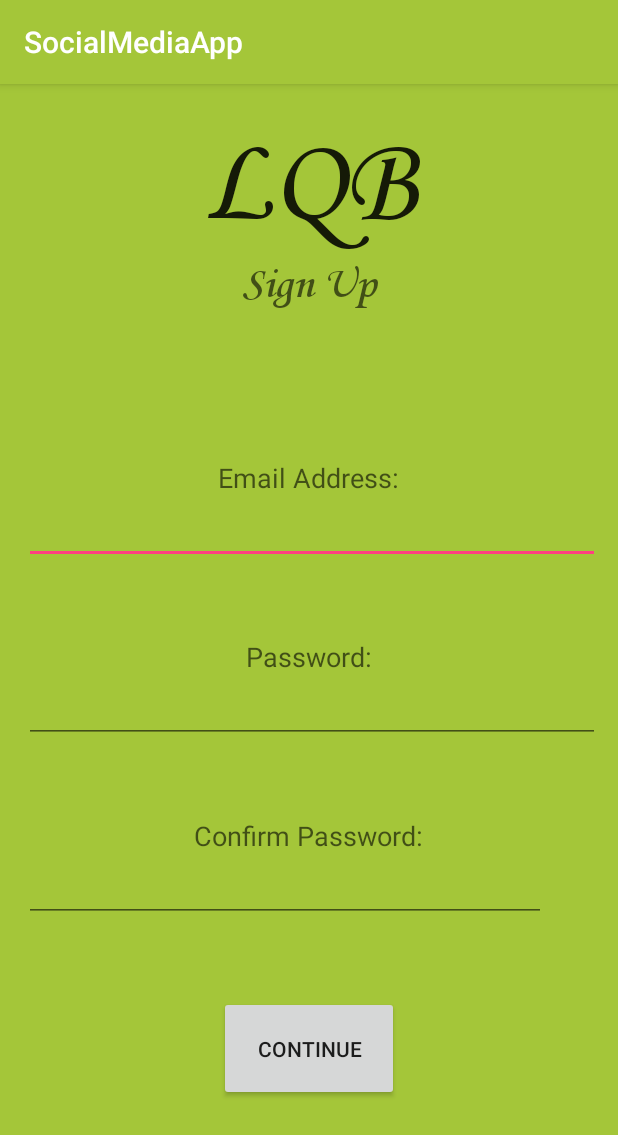
After one commit to francybohan123/FYPSmokingApplication, an Android app: the signUpPage screen opened directly, with no data from a screen before it, on a phone screen of 412 x 824 dp. The commit adds this screen. Shown: the top 1135 px of the screen. Run offline under Robolectric (Android 15) with nearby library versions, the phone set to English and light mode, and no system bars.

Commit message:
Sign Up and Log In Pages
sign up and login GUI complete

```diff
--- a/SocialMediaApp/app/src/main/AndroidManifest.xml
+++ b/SocialMediaApp/app/src/main/AndroidManifest.xml
@@ -15,6 +15,10 @@
                 <category android:name="android.intent.category.LAUNCHER" />
             </intent-filter>
         </activity>
+        <activity android:name=".loginPage" >
+        </activity>
+        <activity android:name=".signUpPage" >
+        </activity>
     </application>
 
 </manifest>
--- /dev/null
+++ b/SocialMediaApp/app/src/main/java/com/example/francisbohan/socialmediaapp/signUpPage.java
@@ -0,0 +1,21 @@
+package com.example.francisbohan.socialmediaapp;
+
+import android.graphics.Typeface;
+import android.support.v7.app.AppCompatActivity;
+import android.os.Bundle;
+import android.widget.TextView;
+
+public class signUpPage extends AppCompatActivity {
+    TextView textMediumSignUp, textLargeLogoLQB;
+    Typeface value;
+    @Override
+    protected void onCreate(Bundle savedInstanceState) {
+        super.onCreate(savedInstanceState);
+        setContentView(R.layout.activity_sign_up_page);
+        textMediumSignUp = (TextView) findViewById(R.id.textMediumSignUp);
+        textLargeLogoLQB = (TextView) findViewById(R.id.textLargeLogoLQB);
+        value = Typeface.createFromAsset(getAssets(),"fonts/MTCORSVA.ttf");
+        textMediumSignUp.setTypeface(value);
+        textLargeLogoLQB.setTypeface(value);
+    }
+}
--- /dev/null
+++ b/SocialMediaApp/app/src/main/res/layout/activity_sign_up_page.xml
@@ -0,0 +1,155 @@
+<?xml version="1.0" encoding="utf-8"?>
+<ScrollView xmlns:android="http://schemas.android.com/apk/res/android"
+    xmlns:tools="http://schemas.android.com/tools" android:layout_width="match_parent"
+    android:layout_height="match_parent" android:paddingLeft="@dimen/activity_horizontal_margin"
+    android:paddingRight="@dimen/activity_horizontal_margin"
+    android:paddingTop="@dimen/activity_vertical_margin"
+    android:paddingBottom="@dimen/activity_vertical_margin"
+    tools:context="com.example.francisbohan.socialmediaapp.signUpPage">
+
+    <LinearLayout
+        android:orientation="vertical"
+        android:layout_width="match_parent"
+        android:layout_height="match_parent">
+
+        <TextView
+            android:layout_width="wrap_content"
+            android:layout_height="wrap_content"
+            android:textAppearance="?android:attr/textAppearanceLarge"
+            android:text=" LQB "
+            android:textSize="80dp"
+            android:id="@+id/textLargeLogoLQB"
+            android:layout_gravity="center_horizontal" />
+
+        <TextView
+            android:layout_width="wrap_content"
+            android:layout_height="wrap_content"
+            android:textAppearance="?android:attr/textAppearanceMedium"
+            android:text=" Sign Up "
+            android:textSize="30sp"
+            android:id="@+id/textMediumSignUp"
+            android:layout_gravity="center_horizontal" />
+
+        <TextView
+            android:layout_width="wrap_content"
+            android:layout_height="wrap_content"
+            android:textAppearance="?android:attr/textAppearanceMedium"
+            android:id="@+id/textView15"
+            android:layout_gravity="center_horizontal" />
+
+        <TextView
+            android:layout_width="wrap_content"
+            android:layout_height="wrap_content"
+            android:textAppearance="?android:attr/textAppearanceMedium"
+            android:id="@+id/textView12"
+            android:layout_gravity="center_horizontal" />
+
+        <TextView
+            android:layout_width="wrap_content"
+            android:layout_height="wrap_content"
+            android:textAppearance="?android:attr/textAppearanceMedium"
+            android:id="@+id/textView11"
+            android:layout_gravity="center_horizontal" />
+
+        <TextView
+            android:layout_width="wrap_content"
+            android:layout_height="wrap_content"
+            android:textAppearance="?android:attr/textAppearanceMedium"
+            android:id="@+id/textView5"
+            android:layout_gravity="center_horizontal" />
+
+        <TextView
+            android:layout_width="wrap_content"
+            android:layout_height="wrap_content"
+            android:textAppearance="?android:attr/textAppearanceMedium"
+            android:text="Email Address:"
+            android:id="@+id/textView6"
+            android:layout_gravity="center_horizontal" />
+
+        <EditText
+            android:layout_width="408dp"
+            android:layout_height="wrap_content"
+            android:inputType="textEmailAddress"
+            android:ems="10"
+            android:id="@+id/editText3" />
+
+        <TextView
+            android:layout_width="wrap_content"
+            android:layout_height="wrap_content"
+            android:textAppearance="?android:attr/textAppearanceMedium"
+            android:id="@+id/textView14"
+            android:layout_gravity="center_horizontal" />
+
+        <TextView
+            android:layout_width="wrap_content"
+            android:layout_height="wrap_content"
+            android:textAppearance="?android:attr/textAppearanceMedium"
+            android:id="@+id/textView7"
+            android:layout_gravity="center_horizontal" />
+
+        <TextView
+            android:layout_width="wrap_content"
+            android:layout_height="wrap_content"
+            android:textAppearance="?android:attr/textAppearanceMedium"
+            android:text="Password:"
+            android:id="@+id/textView8"
+            android:layout_gravity="center_horizontal" />
+
+        <EditText
+            android:layout_width="783dp"
+            android:layout_height="wrap_content"
+            android:inputType="textPassword"
+            android:ems="10"
+            android:id="@+id/editText4" />
+
+        <TextView
+            android:layout_width="wrap_content"
+            android:layout_height="wrap_content"
+            android:textAppearance="?android:attr/textAppearanceMedium"
+            android:id="@+id/textView9"
+            android:layout_gravity="center_horizontal" />
+
+        <TextView
+            android:layout_width="wrap_content"
+            android:layout_height="wrap_content"
+            android:textAppearance="?android:attr/textAppearanceMedium"
+            android:id="@+id/textView13"
+            android:layout_gravity="center_horizontal" />
+
+        <TextView
+            android:layout_width="wrap_content"
+            android:layout_height="wrap_content"
+            android:textAppearance="?android:attr/textAppearanceMedium"
+            android:text="Confirm Password:"
+            android:id="@+id/textView10"
+            android:layout_gravity="center_horizontal" />
+
+        <EditText
+            android:layout_width="348dp"
+            android:layout_height="wrap_content"
+            android:inputType="textPassword"
+            android:ems="10"
+            android:id="@+id/editText5" />
+
+        <TextView
+            android:layout_width="wrap_content"
+            android:layout_height="wrap_content"
+            android:textAppearance="?android:attr/textAppearanceMedium"
+            android:id="@+id/textView16"
+            android:layout_gravity="center_horizontal" />
+
+        <TextView
+            android:layout_width="wrap_content"
+            android:layout_height="wrap_content"
+            android:textAppearance="?android:attr/textAppearanceMedium"
+            android:id="@+id/textView17"
+            android:layout_gravity="center_horizontal" />
+
+        <Button
+            android:layout_width="120dp"
+            android:layout_height="70dp"
+            android:text="Continue"
+            android:id="@+id/button3"
+            android:layout_gravity="center_horizontal" />
+    </LinearLayout>
+</ScrollView>
--- a/SocialMediaApp/app/src/main/res/layout/activity_social_media_smoke_application.xml
+++ b/SocialMediaApp/app/src/main/res/layout/activity_social_media_smoke_application.xml
@@ -46,8 +46,8 @@
     <Button
         android:layout_width="140dp"
         android:layout_height="80dp"
-        android:text="Sign In "
-        android:id="@+id/signInButton"
+        android:text="Sign Up "
+        android:id="@+id/signUpButton"
         android:layout_alignTop="@+id/loginButton"
         android:layout_alignParentEnd="true" />
 </RelativeLayout>
```
Also changed, not shown: SocialMediaApp/app/src/main/java/com/example/francisbohan/socialmediaapp/SocialMediaSmokeApplication.java (+21 -0 lines), SocialMediaApp/app/src/main/java/com/example/francisbohan/socialmediaapp/loginPage.java (added, +23 -0 lines), SocialMediaApp/app/src/main/res/layout/activity_login_page.xml (added, +82 -0 lines).
